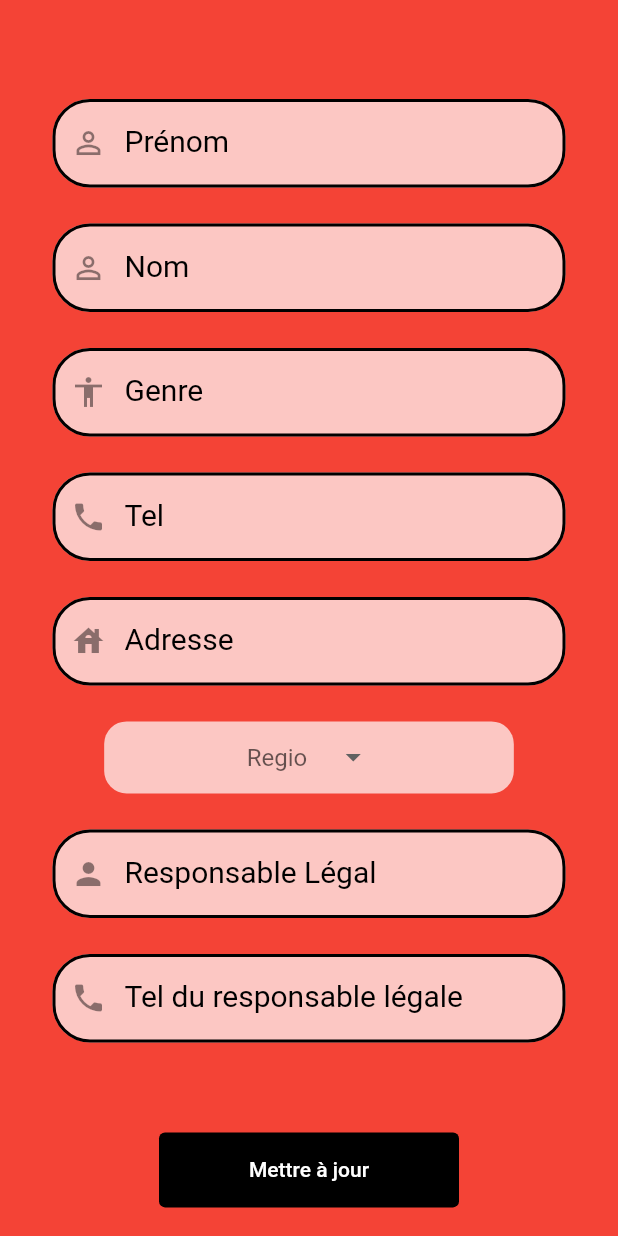
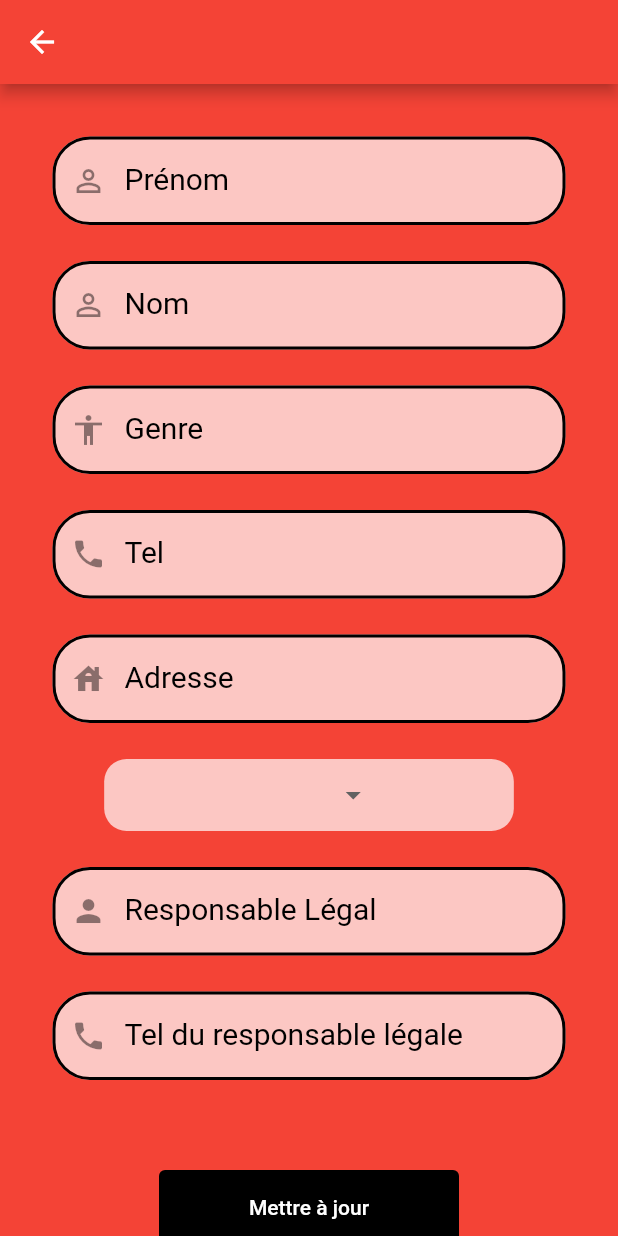
Before and after one commit to T-ramissU/bleu-manager, a Flutter app: the EditPage screen opened directly with empty values, on a phone screen of 412 x 824 dp. Run offline on Flutter 3.47's test engine with Material 2 defaults, Android fonts, the phone set to English and light mode, and no system bars; our stand-ins replace flutter_secure_storage, package_info_plus, tuple; accounts and stored records are empty.

Commit message:
fix modify + better navigation on from bleu popup + better  edit page + fix regio button modify page

```diff
--- a/bleumanager/lib/widget/bleu_popup.dart
+++ b/bleumanager/lib/widget/bleu_popup.dart
@@ -15,14 +15,14 @@ class BleuPopup extends StatelessWidget {
   /// Set [_deleteAction] to true to show delete action
   /// otherwise the restore display the restore action
   const BleuPopup(this._bleu, this._deleteAction, {super.key});
+
   @override
   Widget build(BuildContext context) {
     return AlertDialog(
-      insetPadding: EdgeInsets.all(100),
+      insetPadding: const EdgeInsets.all(100),
       backgroundColor: Colors.white,
       shape: const RoundedRectangleBorder(
-        borderRadius: BorderRadius.all(Radius.circular(10))
-      ),
+          borderRadius: BorderRadius.all(Radius.circular(10))),
       title: Text(
         "${_bleu.lastname} ${_bleu.firstname}",
         textAlign: TextAlign.center,
@@ -31,7 +31,7 @@ class BleuPopup extends StatelessWidget {
         mainAxisSize: MainAxisSize.min,
         children: [
           TextButton(
-            child: const Text("Details",style: TextStyle(fontSize: 17)),
+            child: const Text("Details", style: TextStyle(fontSize: 17)),
             onPressed: () => Navigator.push(
               context,
               MaterialPageRoute(
@@ -40,7 +40,10 @@ class BleuPopup extends StatelessWidget {
             ),
           ),
           TextButton(
-            child: const Text("Modifier",style: TextStyle(fontSize: 17),),
+            child: const Text(
+              "Modifier",
+              style: TextStyle(fontSize: 17),
+            ),
             onPressed: () => Navigator.push(
               context,
               MaterialPageRoute(
@@ -49,7 +52,9 @@ class BleuPopup extends StatelessWidget {
             ),
           ),
           TextButton(
-            child: _deleteAction ? const Text("Supprimer",style: TextStyle(fontSize: 17)) : const Text("Restorer",style: TextStyle(fontSize: 17)),
+            child: _deleteAction
+                ? const Text("Supprimer", style: TextStyle(fontSize: 17))
+                : const Text("Restorer", style: TextStyle(fontSize: 17)),
             onPressed: () {
               _bleu.del = _deleteAction;
               Navigator.pop(context);
--- a/bleumanager/lib/widget/details_page.dart
+++ b/bleumanager/lib/widget/details_page.dart
@@ -15,16 +15,12 @@ class DetailPage extends StatefulWidget {
 
 class _DetailPageState extends State<DetailPage> {
   final Bleu bleu;
-  late final ramController1;
-  late final ramController2;
-
-  late final ramController3;
-
-  late final ramController4;
-
-  late final medController;
-
-  late final comController;
+  late final TextEditingController ramController1;
+  late final TextEditingController ramController2;
+  late final TextEditingController ramController3;
+  late final TextEditingController ramController4;
+  late final TextEditingController medController;
+  late final TextEditingController comController;
 
   _DetailPageState(this.bleu);
 
@@ -44,20 +40,6 @@ class _DetailPageState extends State<DetailPage> {
     return Scaffold(
         backgroundColor: Colors.red,
         appBar: AppBar(
-          backgroundColor: Colors.transparent,
-          elevation: 0.1,
-          leading: IconButton(
-            icon: const Icon(
-              Icons.arrow_back_rounded,
-              color: Colors.white,
-            ),
-            onPressed: () {
-              update(bleu);
-              Navigator.of(context).push(MaterialPageRoute(
-                  builder: (context) =>
-                      const ListPage(title: "Bleu Manager 2022")));
-            },
-          ),
           title: Center(
             child: Text(
               "${bleu.lastname} ${bleu.firstname}",
--- a/bleumanager/lib/widget/edit_page.dart
+++ b/bleumanager/lib/widget/edit_page.dart
@@ -14,24 +14,36 @@ class EditPage extends StatefulWidget {
 
 class _EditPageState extends State<EditPage> {
   final Bleu bleu;
+
   /// Contains the regios to display, null means all
-  String? regioFilter;
-  String? initValue;
+  String? selectedRegio;
 
-  late final  fnameController ;
-  late final lnameController ;
-  late final numberController ;
-  late final regioController ;
-  late final medicalController;
-  late final locController ;
-  late final bdController ;
-  late final sexeController ;
-  late final respController ;
-  late final telrespController ;
-  late final ramController1 ;
-  late final ramController2 ;
-  late final ramController3 ;
-  late final ramController4 ;
+  late final TextEditingController fnameController;
+
+  late final TextEditingController lnameController;
+
+  late final TextEditingController numberController;
+
+  late final TextEditingController medicalController;
+  late final TextEditingController locController;
+
+  late final TextEditingController bdController;
+
+  late final TextEditingController sexeController;
+
+  late final TextEditingController respController;
+
+  late final TextEditingController telrespController;
+
+  late final TextEditingController ramController1;
+
+  late final TextEditingController ramController2;
+
+  late final TextEditingController ramController3;
+
+  late final TextEditingController ramController4;
+
+  late String regioController;
 
   _EditPageState(this.bleu);
 
@@ -39,20 +51,20 @@ class _EditPageState extends State<EditPage> {
   void initState() {
     //String? initValue= bleu.regio;
     super.initState();
-    fnameController=TextEditingController(text: bleu.firstname);
-    lnameController=TextEditingController(text: bleu.lastname);
-    numberController=TextEditingController(text: bleu.tel);
-    regioController=TextEditingController(text: bleu.regio);
-    medicalController=TextEditingController(text: bleu.med);
-    sexeController=TextEditingController(text: bleu.sexe);
-    locController=TextEditingController(text: bleu.loc);
-    bdController= TextEditingController(text: bleu.bd);
-    respController=TextEditingController(text: bleu.resp);
-    telrespController=TextEditingController(text: bleu.telresp);
-    ramController1=TextEditingController(text: bleu.ram1);
-    ramController2=TextEditingController(text: bleu.ram2);
-    ramController3 =TextEditingController(text: bleu.ram3);
+    fnameController = TextEditingController(text: bleu.firstname);
+    lnameController = TextEditingController(text: bleu.lastname);
+    numberController = TextEditingController(text: bleu.tel);
+    medicalController = TextEditingController(text: bleu.med);
+    sexeController = TextEditingController(text: bleu.sexe);
+    locController = TextEditingController(text: bleu.loc);
+    bdController = TextEditingController(text: bleu.bd);
+    respController = TextEditingController(text: bleu.resp);
+    telrespController = TextEditingController(text: bleu.telresp);
+    ramController1 = TextEditingController(text: bleu.ram1);
+    ramController2 = TextEditingController(text: bleu.ram2);
+    ramController3 = TextEditingController(text: bleu.ram3);
     ramController4 = TextEditingController(text: bleu.ram4);
+    regioController = bleu.regio;
   }
 
   @override
@@ -64,38 +76,32 @@ class _EditPageState extends State<EditPage> {
       },
       child: Scaffold(
         backgroundColor: Colors.red,
-        body: Stack(
-          children: [
-            SingleChildScrollView(
+        body: SingleChildScrollView(
           keyboardDismissBehavior: ScrollViewKeyboardDismissBehavior.onDrag,
           child: Container(
-                padding: EdgeInsets.only(
-                  top: MediaQuery.of(context).size.height * 0.08,
-                  right: 35,
-                  left: 35,
-                ),
+            padding: const EdgeInsets.all(35),
             child: Column(
               children: [
-                    buildFName(bleu),
+                buildFName(),
                 const SizedBox(height: 24),
-                    buildLName(bleu),
+                buildLName(),
                 const SizedBox(height: 24),
-                    buildSexe(bleu),
+                buildSexe(),
                 const SizedBox(height: 24),
-                    buildNumber(bleu),
+                buildNumber(),
                 const SizedBox(height: 24),
-                    buildLoc(bleu),
+                buildLoc(),
                 const SizedBox(height: 24),
-                    buildRegio(bleu),
+                buildRegio(),
                 const SizedBox(height: 24),
-                    buildResp(bleu),
+                buildResp(),
                 const SizedBox(height: 24),
-                    buildTelResp(bleu),
+                buildTelResp(),
                 const SizedBox(height: 60),
                 SizedBox(
                     height: 50,
                     width: 200,
-                    child : TextButton(
+                    child: TextButton(
                       style: TextButton.styleFrom(
                         foregroundColor: Colors.white,
                         backgroundColor: Colors.black,
@@ -106,20 +112,17 @@ class _EditPageState extends State<EditPage> {
                         Navigator.pop(context);
                       },
                       child: const Text("Mettre à jour"),
-                    )
-
-                    ),
+                    )),
               ],
             ),
           ),
         ),
-          ],
-        ),
+        appBar: AppBar(),
       ),
     );
   }
 
-  Widget buildFName(Bleu bleu) => TextFormField(
+  Widget buildFName() => TextFormField(
         controller: fnameController,
         decoration: InputDecoration(
           focusedBorder: OutlineInputBorder(
@@ -135,16 +138,15 @@ class _EditPageState extends State<EditPage> {
           fillColor: Colors.white70,
           labelStyle: const TextStyle(color: Colors.black, fontSize: 20),
           labelText: 'Prénom',
-          prefixIcon: Icon(Icons.person_outline_outlined),
+          prefixIcon: const Icon(Icons.person_outline_outlined),
         ),
         keyboardType: TextInputType.name,
         // suggests emails when keyboard is opened if any saved
         textInputAction: TextInputAction.done,
       );
 
-  Widget buildLName(Bleu bleu) => TextFormField(
-        initialValue: bleu.lastname,
-
+  Widget buildLName() => TextFormField(
+        controller: lnameController,
         decoration: InputDecoration(
           focusedBorder: OutlineInputBorder(
               borderRadius: BorderRadius.circular(25.0),
@@ -166,8 +168,8 @@ class _EditPageState extends State<EditPage> {
         textInputAction: TextInputAction.done,
       );
 
-  Widget buildNumber(Bleu bleu) => TextFormField(
-        initialValue: bleu.tel,
+  Widget buildNumber() => TextFormField(
+        controller: numberController,
         decoration: InputDecoration(
           focusedBorder: OutlineInputBorder(
               borderRadius: BorderRadius.circular(25.0),
@@ -182,15 +184,15 @@ class _EditPageState extends State<EditPage> {
           fillColor: Colors.white70,
           labelStyle: const TextStyle(color: Colors.black, fontSize: 20),
           labelText: 'Tel',
-          prefixIcon: Icon(Icons.phone),
+          prefixIcon: const Icon(Icons.phone),
         ),
         keyboardType: TextInputType.number,
         // suggests emails when keyboard is opened if any saved
         textInputAction: TextInputAction.done,
       );
 
-  Widget buildMedical(Bleu bleu) => TextFormField(
-        initialValue: bleu.med,
+  Widget buildMedical() => TextFormField(
+        controller: medicalController,
         decoration: InputDecoration(
           focusedBorder: OutlineInputBorder(
               borderRadius: BorderRadius.circular(25.0),
@@ -205,7 +207,7 @@ class _EditPageState extends State<EditPage> {
           fillColor: Colors.white70,
           labelStyle: const TextStyle(color: Colors.black, fontSize: 20),
           labelText: 'Floquettes',
-          prefixIcon: Icon(Icons.medical_services),
+          prefixIcon: const Icon(Icons.medical_services),
         ),
         keyboardType: TextInputType.multiline,
         // suggests emails when keyboard is opened if any saved
@@ -214,8 +216,8 @@ class _EditPageState extends State<EditPage> {
         minLines: 5,
       );
 
-  Widget buildSexe(Bleu bleu) => TextFormField(
-        controller: TextEditingController()..text = bleu.sexe,
+  Widget buildSexe() => TextFormField(
+        controller: sexeController,
         decoration: InputDecoration(
           focusedBorder: OutlineInputBorder(
               borderRadius: BorderRadius.circular(25.0),
@@ -230,15 +232,15 @@ class _EditPageState extends State<EditPage> {
           fillColor: Colors.white70,
           labelStyle: const TextStyle(color: Colors.black, fontSize: 20),
           labelText: 'Genre',
-          prefixIcon: Icon(Icons.accessibility_sharp),
+          prefixIcon: const Icon(Icons.accessibility_sharp),
         ),
         keyboardType: TextInputType.text,
         // suggests emails when keyboard is opened if any saved
         textInputAction: TextInputAction.done,
       );
 
-  Widget buildLoc(Bleu bleu) => TextFormField(
-        initialValue: bleu.loc,
+  Widget buildLoc() => TextFormField(
+        controller: locController,
         decoration: InputDecoration(
           focusedBorder: OutlineInputBorder(
               borderRadius: BorderRadius.circular(25.0),
@@ -253,14 +255,14 @@ class _EditPageState extends State<EditPage> {
           fillColor: Colors.white70,
           labelStyle: const TextStyle(color: Colors.black, fontSize: 20),
           labelText: 'Adresse',
-          prefixIcon: Icon(Icons.house),
+          prefixIcon: const Icon(Icons.house),
         ),
         keyboardType: TextInputType.text,
         textInputAction: TextInputAction.done,
       );
 
-  Widget buildRegio(Bleu bleu) => Container(
-      padding: EdgeInsets.only(
+  Widget buildRegio() => Container(
+      padding: const EdgeInsets.only(
         right: 95,
         left: 95,
       ),
@@ -270,13 +272,11 @@ class _EditPageState extends State<EditPage> {
       ),
       child: DropdownButtonHideUnderline(
           child: DropdownButton<String>(
-            value: initValue,
-            hint: const Text("Regio"),
-
+        value: regioController,
         onChanged: (String? value) {
           // This is called when the user selects an item.
           setState(() {
-                regioFilter = value;
+            regioController = value!;
           });
         },
         items: bleuAllRegio.map<DropdownMenuItem<String>>((String regio) {
@@ -285,12 +285,10 @@ class _EditPageState extends State<EditPage> {
             child: Text(regio),
           );
         }).toList(),
-          )
-      )
-  );
+      )));
 
-  Widget buildResp(Bleu bleu) => TextFormField(
-        initialValue: bleu.resp,
+  Widget buildResp() => TextFormField(
+        controller: respController,
         decoration: InputDecoration(
           focusedBorder: OutlineInputBorder(
               borderRadius: BorderRadius.circular(25.0),
@@ -305,15 +303,15 @@ class _EditPageState extends State<EditPage> {
           fillColor: Colors.white70,
           labelStyle: const TextStyle(color: Colors.black, fontSize: 20),
           labelText: 'Responsable Légal',
-          prefixIcon: Icon(Icons.person),
+          prefixIcon: const Icon(Icons.person),
         ),
         keyboardType: TextInputType.text,
         // suggests emails when keyboard is opened if any saved
         textInputAction: TextInputAction.done,
       );
 
-  Widget buildTelResp(Bleu bleu) => TextFormField(
-        initialValue: bleu.telresp,
+  Widget buildTelResp() => TextFormField(
+        controller: telrespController,
         decoration: InputDecoration(
           focusedBorder: OutlineInputBorder(
               borderRadius: BorderRadius.circular(25.0),
@@ -328,7 +326,7 @@ class _EditPageState extends State<EditPage> {
           fillColor: Colors.white70,
           labelStyle: const TextStyle(color: Colors.black, fontSize: 20),
           labelText: 'Tel du responsable légale',
-          prefixIcon: Icon(Icons.phone),
+          prefixIcon: const Icon(Icons.phone),
         ),
         keyboardType: TextInputType.number,
         // suggests emails when keyboard is opened if any saved
@@ -338,7 +336,8 @@ class _EditPageState extends State<EditPage> {
   void update(Bleu bleu) {
     if (fnameController.value.text != bleu.firstname) {
       bleu.firstname = fnameController.value.text;
-    } if (lnameController.value.text != bleu.lastname) {
+    }
+    if (lnameController.value.text != bleu.lastname) {
       bleu.lastname = lnameController.value.text;
     }
     if (numberController.value.text != bleu.tel) {
@@ -350,8 +349,8 @@ class _EditPageState extends State<EditPage> {
     if (sexeController.value.text != bleu.sexe) {
       bleu.sexe = sexeController.value.text;
     }
-     if (regioController.value.text != bleu.regio) {
-      bleu.regio = regioController.value.text;
+    if (regioController != bleu.regio) {
+      bleu.regio = regioController;
     }
     if (locController.value.text != bleu.loc) {
       bleu.loc = locController.value.text;
```
Also changed, not shown: bleumanager/lib/util/server_connector.dart (+7 -7 lines), 4 other files. Lines whose indentation alone changed are shown as unchanged.
